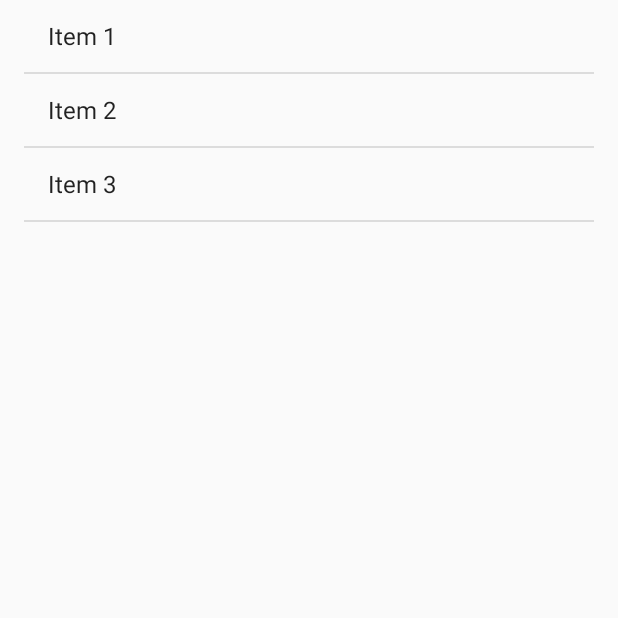
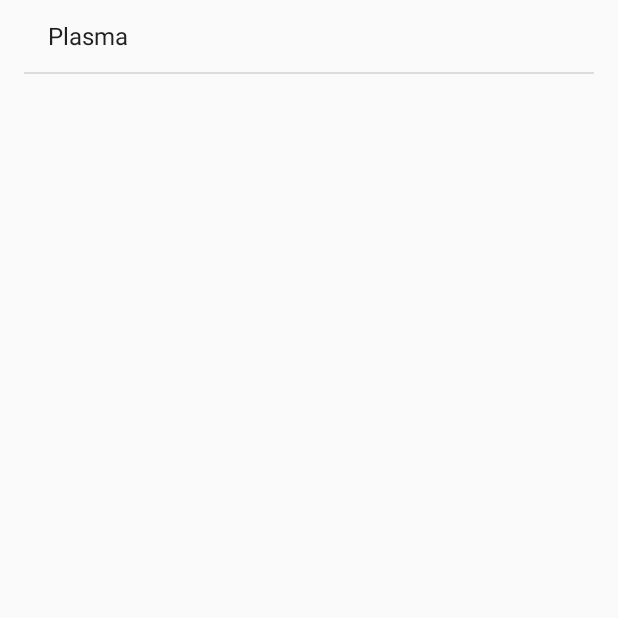
Before and after one commit to godmodelabs/ejecta-v8, an Android app: the screen it shows after launch (DemoListActivity), on a phone screen of 412 x 824 dp, the top half of it. Run offline under Robolectric (Android 15) with nearby library versions, the phone set to English and light mode, and no system bars; pictures from the network do not load; 4 statements that could not run were skipped.

Commit message:
Fix sample

```diff
--- a/sample/src/main/java/ag/boersego/bgjs/sample/DemoDetailFragment.java
+++ b/sample/src/main/java/ag/boersego/bgjs/sample/DemoDetailFragment.java
@@ -85,6 +85,8 @@ public class DemoDetailFragment extends Fragment implements V8Engine.V8EngineHan
         if (mRootView == null || !mEngineReady) {
             return;
         }
+
+        Log.d(TAG, "Creating GL view and calling callback " + mScriptCb);
 
         if (Build.VERSION.SDK_INT > 10) {
             // HC and up have TextureVew
--- a/sample/src/main/java/ag/boersego/bgjs/sample/dummy/DummyContent.java
+++ b/sample/src/main/java/ag/boersego/bgjs/sample/dummy/DummyContent.java
@@ -25,9 +25,7 @@ public class DummyContent {
 
     static {
         // Add 3 sample items.
-        addItem(new DummyItem("1", "Item 1"));
-        addItem(new DummyItem("2", "Item 2"));
-        addItem(new DummyItem("3", "Item 3"));
+        addItem(new DummyItem("startPlasma", "Plasma"));
     }
 
     private static void addItem(DummyItem item) {
```
